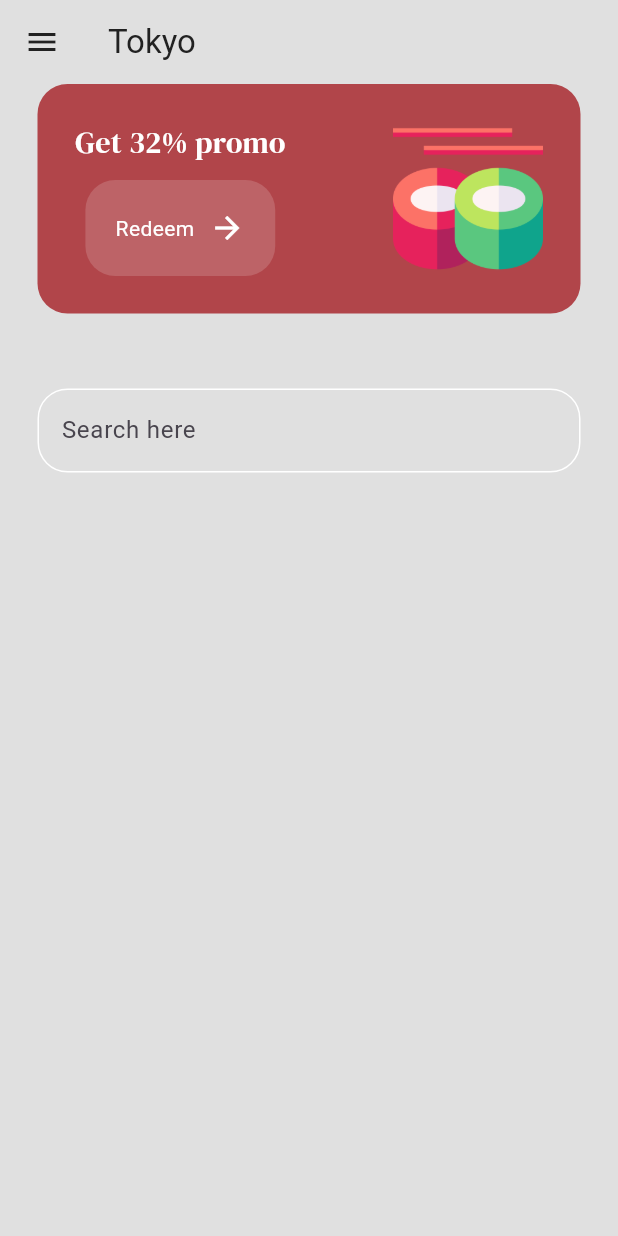
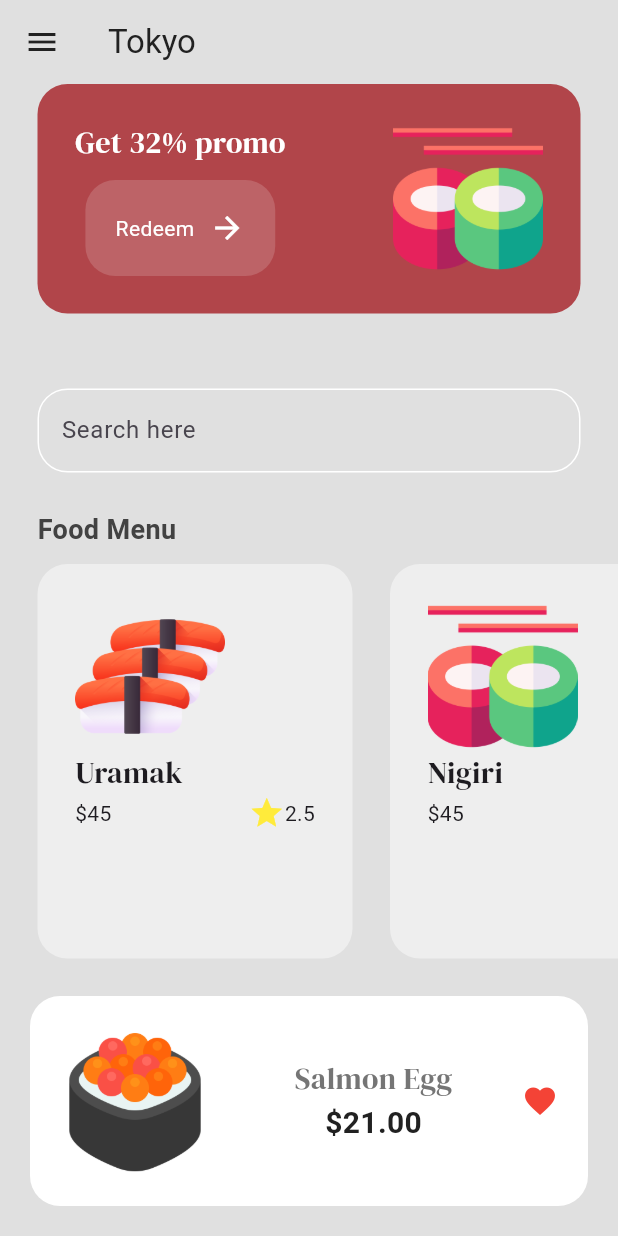
Before and after one commit to Alfonzo-Kgakole/sushi-app, a Flutter app: the MenuPage screen opened by its route, on a phone screen of 412 x 824 dp. Run offline on Flutter 3.47's test engine with Material 2 defaults, Android fonts, the phone set to English and light mode, and no system bars; our stand-ins replace google_fonts.

Commit message:
finished coding the menu page

```diff
--- /dev/null
+++ b/lib/components/foodTile.dart
@@ -0,0 +1,48 @@
+import 'package:flutter/material.dart';
+import 'package:google_fonts/google_fonts.dart';
+import 'package:sushi_app/model/foodModel.dart';
+
+class FoodTile extends StatelessWidget {
+  final Food food;
+  const FoodTile( {super.key, required this.food});
+
+  @override
+  Widget build(BuildContext context) {
+    return  Container(
+      decoration: BoxDecoration(
+        borderRadius: BorderRadius.circular(20),
+        color: Colors.grey[200]
+      ),
+      margin: EdgeInsets.only(left: 25),
+      padding: const EdgeInsets.all(25),
+      child: Column(
+        crossAxisAlignment: CrossAxisAlignment.start,
+        children: [
+          //images
+          Image.asset(food.imagePath,height: 100,),
+          //text
+          Text(food.name, style: GoogleFonts.dmSerifDisplay(
+            fontSize: 20,
+          ),),
+
+          SizedBox(
+            width: 160,
+            child: Row(
+              mainAxisAlignment: MainAxisAlignment.spaceBetween,
+              children: [
+                Text("\$" + food.price),
+                Row(
+                  children: [
+                    const Icon(Icons.star, color: Colors.yellow,),
+                    Text(food.rating),
+                  ],
+                )
+              ],
+            ),
+          ),
+
+        ],
+      ),
+    );
+  }
+}
--- /dev/null
+++ b/lib/model/foodModel.dart
@@ -0,0 +1,17 @@
+class Food {
+  String name;
+  String price;
+  String imagePath;
+  String rating;
+
+  Food(
+      {required this.name,
+      required this.imagePath,
+      required this.price,
+      required this.rating});
+
+  String get _name => name;
+  String get _imagepath => imagePath;
+  String get _price => price;
+  String get _rating => rating;
+}
--- a/lib/pages/menuPage.dart
+++ b/lib/pages/menuPage.dart
@@ -2,6 +2,8 @@ import 'package:flutter/material.dart';
 import 'package:flutter/rendering.dart';
 import 'package:google_fonts/google_fonts.dart';
 import 'package:sushi_app/components/button.dart';
+import 'package:sushi_app/components/foodTile.dart';
+import 'package:sushi_app/model/foodModel.dart';
 import 'package:sushi_app/utils/colors.dart';
 
 class MenuPage extends StatefulWidget {
@@ -12,72 +14,154 @@ class MenuPage extends StatefulWidget {
 }
 
 class _MenuPageState extends State<MenuPage> {
+  List foodMenu = [
+    Food(
+    name: "Uramak",
+    imagePath: "assets/images/sushi1.png",
+    price: "45",
+    rating: "2.5"),
+
+    Food(
+    name: "Nigiri",
+    imagePath: "assets/images/sushi2.png",
+    price: "45",
+    rating: "5"),
+
+    Food(
+    name: "Temaki",
+    imagePath: "assets/images/sushi3.png",
+    price: "14",
+    rating: "4.5"),
+  ];
   @override
   Widget build(BuildContext context) {
-    return  Scaffold(
+    return Scaffold(
       backgroundColor: Colors.grey[300],
       appBar: AppBar(
         backgroundColor: Colors.transparent,
         elevation: 0,
-        leading: Icon(Icons.menu,color: Colors.grey[900],),
-        title: Text("Tokyo", style:
-        TextStyle(
-          color: Colors.grey[900]),
+        leading: Icon(
+          Icons.menu,
+          color: Colors.grey[900],
+        ),
+        title: Text(
+          "Tokyo",
+          style: TextStyle(color: Colors.grey[900]),
         ),
       ),
       body: Column(
+        crossAxisAlignment: CrossAxisAlignment.start,
         children: [
           Container(
             padding: EdgeInsets.all(25),
             margin: EdgeInsets.symmetric(horizontal: 25),
             decoration: BoxDecoration(
                 borderRadius: BorderRadius.circular(20),
-              color: AppColors.primaryColor
-            ),
+                color: AppColors.primaryColor),
             child: Row(
               mainAxisAlignment: MainAxisAlignment.spaceBetween,
               children: [
                 Column(
                   children: [
                     //promo text
-                    Text("Get 32% promo", style: GoogleFonts.dmSerifDisplay(
-                      fontSize: 20,
-                      color: Colors.white
-                    ),),
+                    Text(
+                      "Get 32% promo",
+                      style: GoogleFonts.dmSerifDisplay(
+                          fontSize: 20, color: Colors.white),
+                    ),
 
-                    const SizedBox(height: 10,),
+                    const SizedBox(
+                      height: 10,
+                    ),
                     //redem button
-                    MyButton(text: "Redeem", onTap: (){})
+                    MyButton(text: "Redeem", onTap: () {})
                   ],
                 ),
-
-                Image.asset("assets/images/sushi2.png",height: 100,)
+                Image.asset(
+                  "assets/images/sushi2.png",
+                  height: 100,
+                )
               ],
             ),
           ),
-
           const SizedBox(height: 25),
-
           Padding(
             padding: const EdgeInsets.all(25.0),
             child: TextField(
               decoration: InputDecoration(
                   border: OutlineInputBorder(
                       borderRadius: BorderRadius.circular(20),
-                  borderSide: BorderSide(color: Colors.white)
-                ),
+                      borderSide: BorderSide(color: Colors.white)),
                   focusedBorder: OutlineInputBorder(
                       borderRadius: BorderRadius.circular(20),
-                  borderSide: BorderSide(color: Colors.white)
-                ),
+                      borderSide: BorderSide(color: Colors.white)),
                   enabledBorder: OutlineInputBorder(
                       borderRadius: BorderRadius.circular(20),
-                  borderSide: BorderSide(color: Colors.white)
+                      borderSide: BorderSide(color: Colors.white)),
+                  hintText: "Search here"),
             ),
-                hintText: "Search here"
+          ),
+          Padding(
+            padding: EdgeInsets.symmetric(horizontal: 25),
+            child: Text(
+              "Food Menu",
+              style: TextStyle(
+                  fontSize: 18,
+                  fontWeight: FontWeight.bold,
+                  color: Colors.grey[800]),
+            ),
+          ),
+          const SizedBox(
+            height: 10,
+          ),
+          Expanded(
+            child: ListView.builder(
+              scrollDirection: Axis.horizontal,
+              itemCount: foodMenu.length,
+              itemBuilder: (context, index) =>  FoodTile(
+                food: foodMenu[index],
               ),
               ),
           ),
+          const SizedBox(height: 25,),
+          Container(
+            decoration: BoxDecoration(
+              color: Colors.white,
+              borderRadius: BorderRadius.circular(20)
+            ),
+            padding: EdgeInsets.all(20),
+            margin: const EdgeInsets.only(left: 20,right: 20,bottom: 20),
+            child: Row(
+                 mainAxisAlignment: MainAxisAlignment.spaceBetween,
+              children: [
+                Row(
+                  children: [
+                    Image.asset("assets/images/sushi3.png",height: 100,),
+
+                    const SizedBox(width: 10,),
+                  ],
+                ),
+                //name and price
+                Column(
+                  //crossAxisAlignment: CrossAxisAlignment.start,
+                  children: [
+                    //name
+                    Text("Salmon Egg", style: GoogleFonts.dmSerifDisplay(
+                      fontSize: 20,
+                      color: Colors.grey[600]
+                    )
+                    ),
+                    Text("\$21.00", style: TextStyle(
+                      fontSize: 20,
+                      fontWeight: FontWeight.bold,
+                      color: Colors.grey[900]
+                    ),)
+                  ],
+                ),
+                const Icon(Icons.favorite, color: Colors.red,)
+              ],
+            ),
+          )
         ],
       ),
     );
```
Lines whose indentation alone changed are shown as unchanged.
